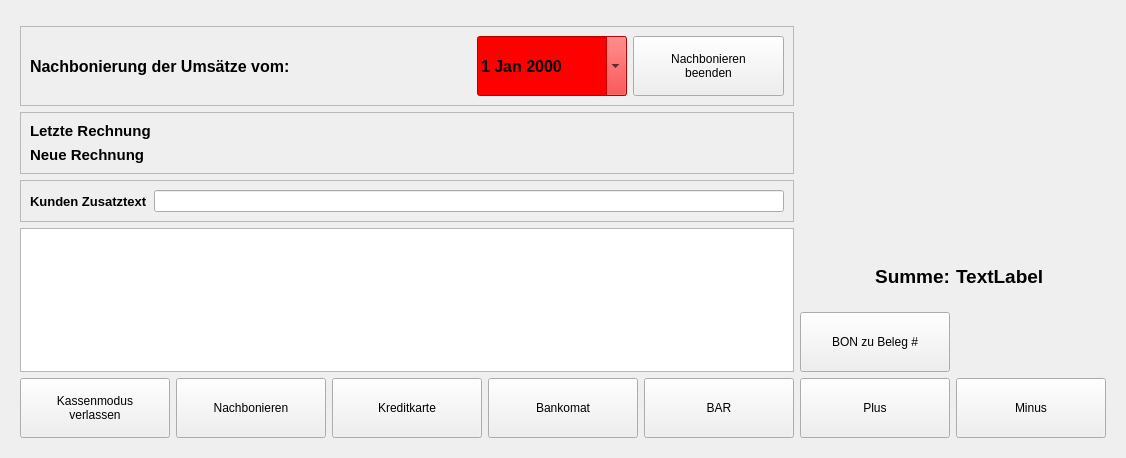
Qt form src/ui/qrkregister.ui (todvora/qrk-registrier-kasse) before a commit.
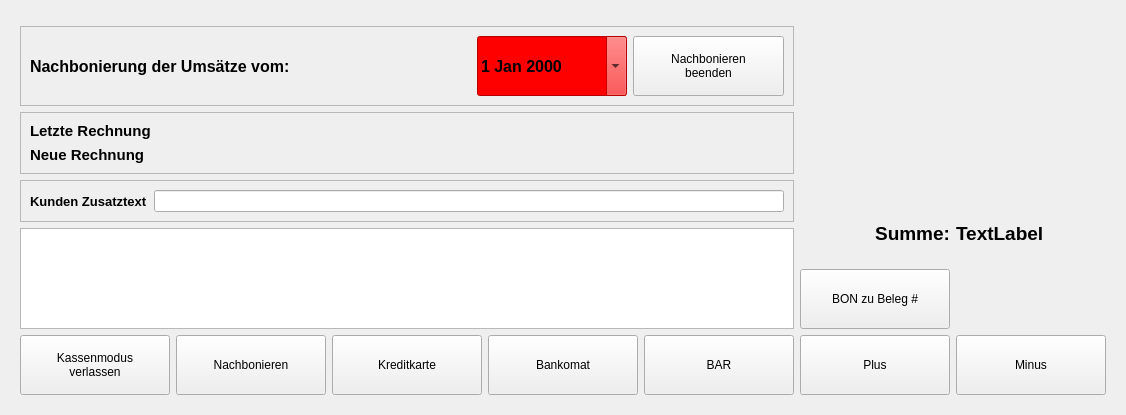
The same form after that commit. Icons and pictures are not drawn.

Patch:
```diff
--- a/src/ui/qrkregister.ui
+++ b/src/ui/qrkregister.ui
@@ -7,7 +7,7 @@
     <x>0</x>
     <y>0</y>
     <width>1126</width>
-    <height>458</height>
+    <height>415</height>
    </rect>
   </property>
   <property name="windowTitle">
@@ -490,6 +490,12 @@
             </item>
             <item row="10" column="0">
              <widget class="QPushButton" name="plusButton">
+              <property name="sizePolicy">
+               <sizepolicy hsizetype="Minimum" vsizetype="Fixed">
+                <horstretch>0</horstretch>
+                <verstretch>0</verstretch>
+               </sizepolicy>
+              </property>
               <property name="minimumSize">
                <size>
                 <width>150</width>
@@ -515,7 +521,7 @@
              <widget class="QPushButton" name="receiptToInvoice">
               <property name="minimumSize">
                <size>
-                <width>150</width>
+                <width>0</width>
                 <height>60</height>
                </size>
               </property>
@@ -538,7 +544,7 @@
              <widget class="QLabel" name="label">
               <property name="minimumSize">
                <size>
-                <width>150</width>
+                <width>0</width>
                 <height>60</height>
                </size>
               </property>
@@ -561,7 +567,7 @@
              <widget class="QLabel" name="sumLabel">
               <property name="minimumSize">
                <size>
-                <width>150</width>
+                <width>0</width>
                 <height>60</height>
                </size>
               </property>
```
